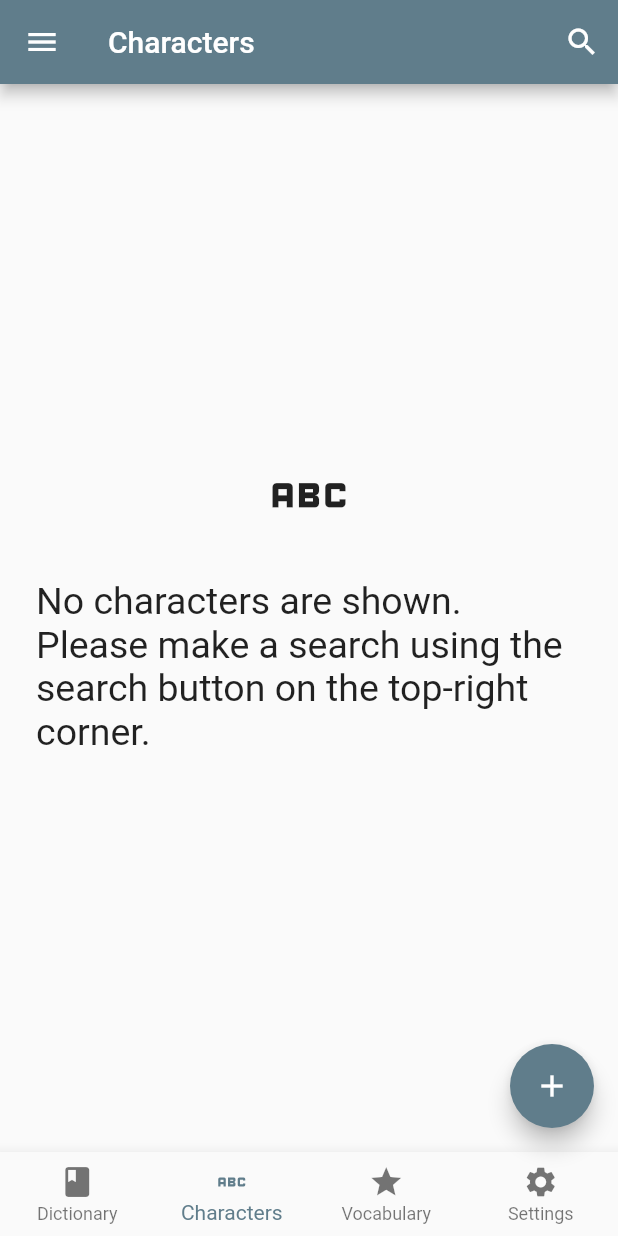
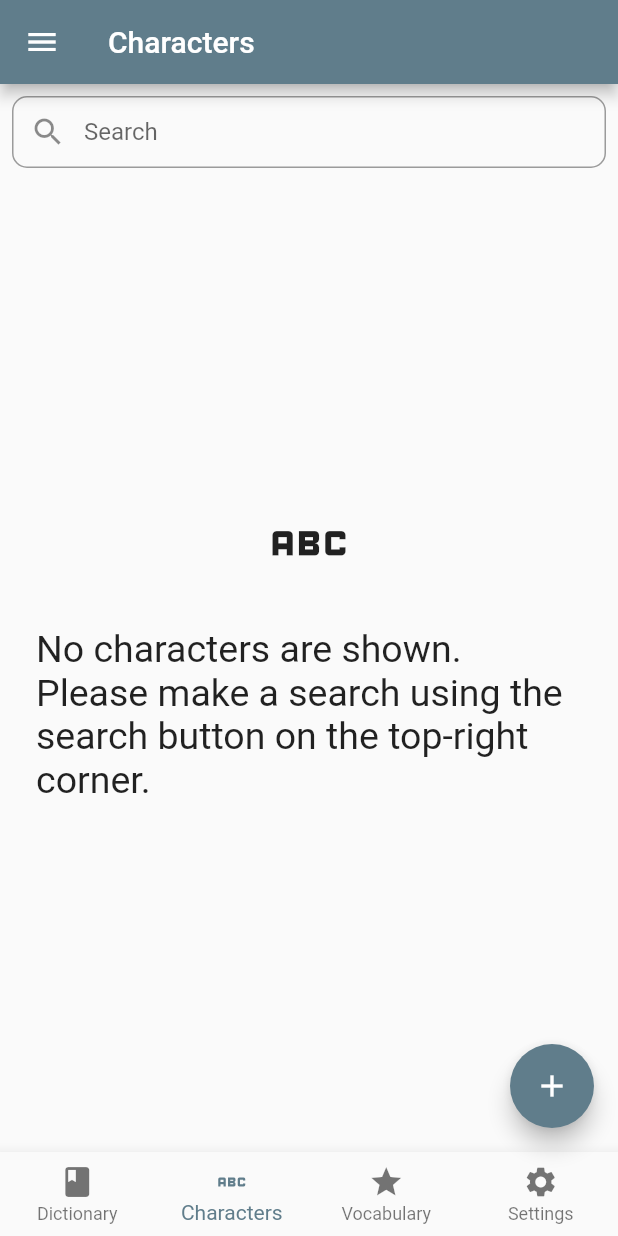
Before and after one commit to Dj-Polyester/OpenDict, a Flutter app: the screen it shows after launch, item 2 of the bottom bar chosen, on a phone screen of 412 x 824 dp. Run offline on Flutter 3.47's test engine with Material 2 defaults, Android fonts, the phone set to English and light mode, and no system bars; our stand-ins replace isar, tuple; accounts and stored records are empty; generated files the repository leaves out were written again; statements that could not run were skipped.

Commit message:
make search text field fully visible

```diff
--- a/lib/pages/custom_page.dart
+++ b/lib/pages/custom_page.dart
@@ -30,18 +30,6 @@ abstract class CustomPageModel extends ChangeNotifier {
     notifyListeners();
   }
 
-  bool _searchVisible = false;
-  bool get searchVisible => _searchVisible;
-  set searchVisible(bool newValue) {
-    _searchVisible = newValue;
-    notifyListeners();
-  }
-
-  void toggleVisibility() {
-    _searchVisible = !_searchVisible;
-    notifyListeners();
-  }
-
   Widget itemBuilder(int index, int selectedDictIndex);
 }
 
@@ -71,22 +59,21 @@ abstract class CustomPage {
       );
   Widget? appBarBuilder(BuildContext context) => AppBar(
         title: Text(context.read<CustomPageModel>().label),
-        actions: [
-          IconButton(
-            onPressed: () {
-              context.read<CustomPageModel>().toggleVisibility();
-            },
-            icon: const Icon(Icons.search),
-          )
-        ],
+        // actions: [
+        //   IconButton(
+        //     onPressed: () {
+        //       context.read<CustomPageModel>().toggleVisibility();
+        //     },
+        //     icon: const Icon(Icons.search),
+        //   )
+        // ],
       );
 
   Widget bodyBuilderRaw(
-      BuildContext context, Tuple3 tuple, int selectedDictIndex) {
+      BuildContext context, Tuple2 tuple, int selectedDictIndex) {
     return Column(children: [
-      Visibility(
-        visible: tuple.item2,
-        child: CustomTextWithProvider(
+      CustomTextWithProvider(
+        prefixIcon: const Icon(Icons.search),
         labelText: "Search",
         hintText: "Search for an expression",
         onChanged: (String s) => onSearchTextChanged(selectedDictIndex, s),
@@ -97,7 +84,6 @@ abstract class CustomPage {
             onSearchTextSubmitted(selectedDictIndex, s);
           }
         },
-        ),
       ),
       Expanded(
         child: ((tuple.item1.isEmpty)
@@ -112,7 +98,7 @@ abstract class CustomPage {
                     Padding(
                       padding: const EdgeInsets.all(24.0),
                       child: Text(
-                        (tuple.item3)
+                        (tuple.item2)
                             ? context.read<CustomPageModel>().emptyText
                             : context.read<CustomPageModel>().welcomeText,
                         style: const TextStyle(fontSize: 25),
@@ -136,9 +122,9 @@ abstract class CustomPage {
         child: Selector<MyHomePageModel, int>(
           selector: (_, myHomePageModel) => myHomePageModel.selectedDictIndex,
           builder: (context, selectedDictIndex, _) =>
-              Selector<CustomPageModel, Tuple3<List, bool, bool>>(
-            selector: (_, pageModel) => Tuple3(
-                pageModel.items, pageModel.searchVisible, pageModel.searchDone),
+              Selector<CustomPageModel, Tuple2<List, bool>>(
+            selector: (_, pageModel) =>
+                Tuple2(pageModel.items, pageModel.searchDone),
             builder: (context, tuple, __) {
               return bodyBuilderRaw(context, tuple, selectedDictIndex);
             },
--- a/lib/pages/dictionary/chars.dart
+++ b/lib/pages/dictionary/chars.dart
@@ -44,9 +44,9 @@ class LangChars extends CustomPage {
         child: Selector<MyHomePageModel, int>(
           selector: (_, myHomePageModel) => myHomePageModel.selectedDictIndex,
           builder: (context, selectedDictIndex, _) =>
-              Selector<CustomPageModel, Tuple3<List, bool, bool>>(
-            selector: (_, pageModel) => Tuple3(
-                pageModel.items, pageModel.searchVisible, pageModel.searchDone),
+              Selector<CustomPageModel, Tuple2<List, bool>>(
+            selector: (_, pageModel) =>
+                Tuple2(pageModel.items, pageModel.searchDone),
             builder: (context, tuple, __) {
               return (Globals.dicts[selectedDictIndex].hasChars)
                   ? bodyBuilderRaw(context, tuple, selectedDictIndex)
```
Lines whose indentation alone changed are shown as unchanged.
